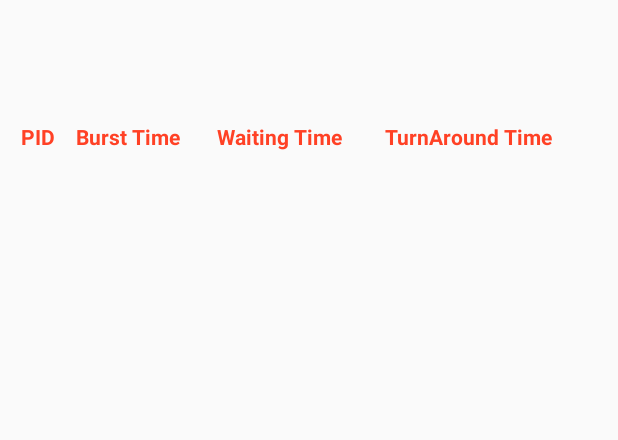
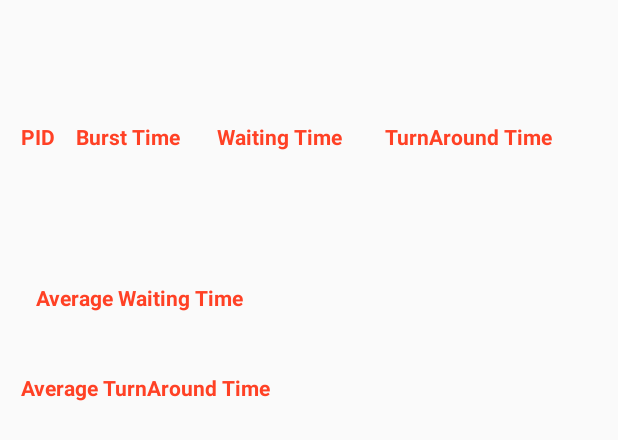
Before and after one commit to mrc03/CPUSchedulerApp, an Android app: the layout activity_result.xml on its own in the app's theme, with its tools: preview values and no code run, on a phone screen of 412 x 824 dp. Shown: the top 440 px of the screen. Run offline under Robolectric (Android 15) with nearby library versions, the phone set to English and light mode, and no system bars.

Commit message:
some more functions added.

```diff
--- a/app/src/main/java/mrc/osscheduler/ResultActivity.java
+++ b/app/src/main/java/mrc/osscheduler/ResultActivity.java
@@ -11,6 +11,8 @@ public class ResultActivity extends AppCompatActivity {
     private TextView mBurst;
     private TextView mWait;
     private TextView mTurn;
+    private TextView mAvgWait;
+    private TextView mAvgTurn;
 
 
     @Override
@@ -23,6 +25,8 @@ public class ResultActivity extends AppCompatActivity {
         mBurst = findViewById(R.id.result_act_burst_time);
         mWait = findViewById(R.id.result_act_wait_time);
         mTurn = findViewById(R.id.result_act_turn_time);
+        mAvgWait=findViewById(R.id.avg_wait_time);
+        mAvgTurn=findViewById(R.id.avg_turn_time);
 
 
         Bundle extras = getIntent().getExtras();
@@ -37,6 +41,9 @@ public class ResultActivity extends AppCompatActivity {
 
         mAlgo.setText(algo);
 
+        double sum1=0;
+        double sum2=0;
+
         for (int i = 0; i < pids.length; i++) {
             mPid.setText(mPid.getText() + "\n" + pids[i]);
 
@@ -44,7 +51,15 @@ public class ResultActivity extends AppCompatActivity {
             mWait.setText(mWait.getText() + "\n" + wt[i]);
             mTurn.setText(mTurn.getText() + "\n" + tat[i]);
 
+            sum1=sum1+wt[i];
+            sum2=sum2+tat[i];
+
         }
+
+
+
+        mAvgWait.setText(String.valueOf(sum1/n));
+        mAvgTurn.setText(String.valueOf(sum2/n));
 
 
     }
--- a/app/src/main/res/layout/activity_result.xml
+++ b/app/src/main/res/layout/activity_result.xml
@@ -153,4 +153,77 @@
 
     </LinearLayout>
 
+
+    <LinearLayout
+        android:id="@+id/avg_wait_lin_lay"
+        android:layout_width="match_parent"
+        android:layout_height="wrap_content"
+        android:layout_below="@id/act_lin_lay"
+        android:layout_margin="20dp"
+        android:orientation="horizontal"
+        android:weightSum="1">
+
+        <TextView
+            android:layout_width="0dp"
+            android:layout_height="match_parent"
+            android:layout_below="@id/act_lin_lay"
+            android:layout_gravity="center"
+            android:layout_margin="4dp"
+            android:layout_weight="0.8"
+            android:ems="10"
+            android:text="Average Waiting Time"
+            android:textColor="#ff4125"
+            android:textSize="14sp"
+            android:textStyle="bold"/>
+
+        <TextView
+            android:id="@+id/avg_wait_time"
+            android:layout_width="0dp"
+            android:layout_height="match_parent"
+            android:layout_below="@id/lin_lay"
+            android:layout_gravity="center"
+            android:layout_margin="4dp"
+            android:layout_weight="0.20"
+            android:ems="10"
+            android:text=""
+            android:textSize="16sp"
+            android:textStyle="bold"/>
+    </LinearLayout>
+
+
+    <LinearLayout
+        android:layout_width="match_parent"
+        android:layout_height="wrap_content"
+        android:layout_below="@id/avg_wait_lin_lay"
+        android:layout_margin="10dp"
+        android:orientation="horizontal"
+        android:weightSum="1">
+
+        <TextView
+            android:layout_width="0dp"
+            android:layout_height="match_parent"
+            android:layout_below="@id/avg_wait_lin_lay"
+            android:layout_gravity="center"
+            android:layout_margin="4dp"
+            android:layout_weight="0.8"
+            android:ems="10"
+            android:text="Average TurnAround Time"
+            android:textColor="#ff4125"
+            android:textSize="14sp"
+            android:textStyle="bold"/>
+
+        <TextView
+            android:id="@+id/avg_turn_time"
+            android:layout_width="0dp"
+            android:layout_height="match_parent"
+            android:layout_below="@id/avg_wait_lin_lay"
+            android:layout_gravity="center"
+            android:layout_margin="4dp"
+            android:layout_weight="0.20"
+            android:ems="10"
+            android:text=""
+            android:textSize="16sp"
+            android:textStyle="bold"/>
+    </LinearLayout>
+
 </RelativeLayout>
```
